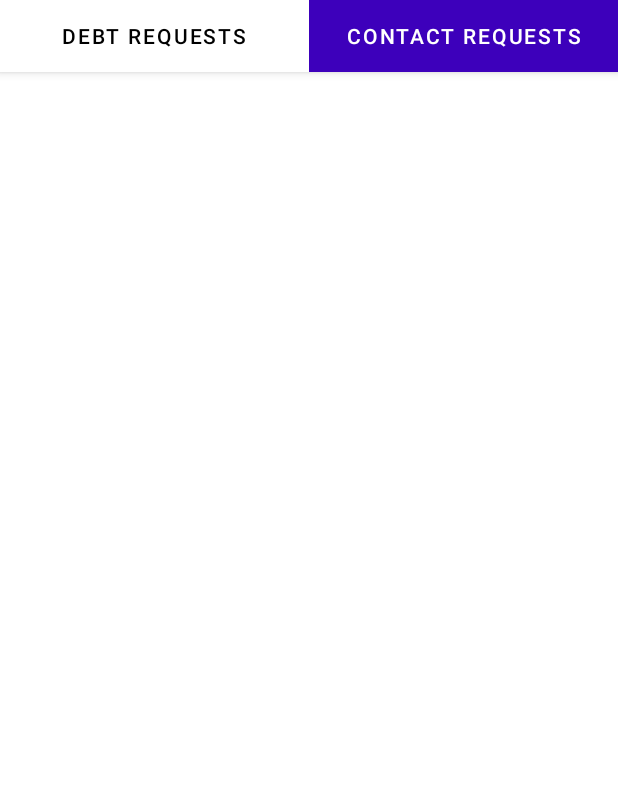
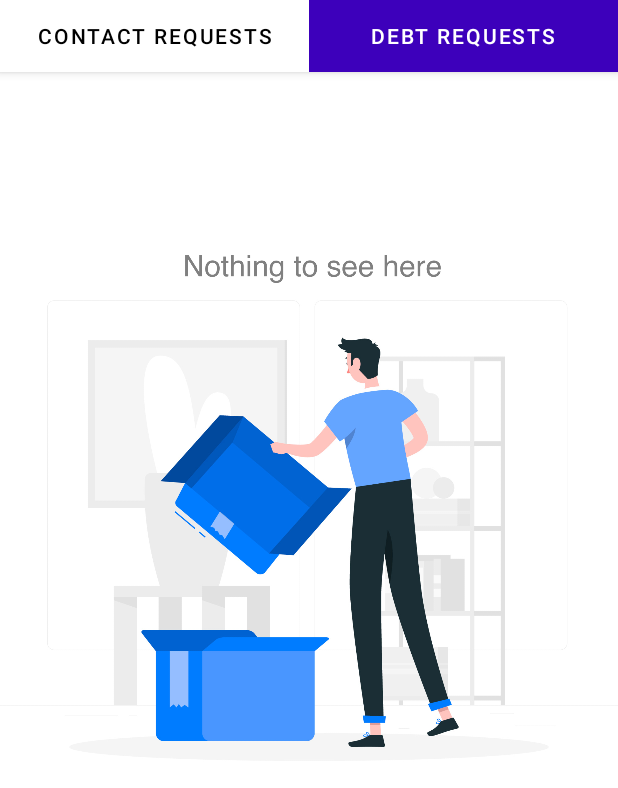
Before and after one commit to FatiGurqiti/Neutro, an Android app: the Notifications screen opened directly, with no data from a screen before it, on a phone screen of 412 x 824 dp. Shown: the top 788 px of the screen. Run offline under Robolectric (Android 15) with nearby library versions, the phone set to English and light mode, and no system bars; our stand-ins replace Firebase (no records; nobody signed in at launch, a user with empty details on screens opened directly).

Commit message:
Loads contact requests

```diff
--- /dev/null
+++ b/app/src/main/java/com/fdev/ode/flow/SharedViewModel.kt
@@ -0,0 +1,30 @@
+package com.fdev.ode.flow
+
+import android.util.Log
+import androidx.lifecycle.LifecycleOwner
+import androidx.lifecycle.MutableLiveData
+import androidx.lifecycle.Observer
+import androidx.lifecycle.ViewModel
+import com.google.firebase.firestore.DocumentReference
+import com.google.firebase.firestore.ktx.firestore
+import com.google.firebase.ktx.Firebase
+
+
+class SharedViewModel : ViewModel() {
+
+    private val db = Firebase.firestore
+
+    val username: MutableLiveData<String> by lazy {
+        MutableLiveData<String>()
+    }
+
+    fun usernameQuerry(mail: String,lifecycleOwner: LifecycleOwner) {
+        val docRef: DocumentReference = db.collection("Users").document(mail)
+        docRef.get()
+            .addOnSuccessListener { document ->
+                if (document.data != null) {
+                    username.value = document.get("username") as String
+                }
+            }
+    }
+}
--- a/app/src/main/java/com/fdev/ode/flow/main/MainActivity.kt
+++ b/app/src/main/java/com/fdev/ode/flow/main/MainActivity.kt
@@ -11,6 +11,7 @@ import androidx.lifecycle.ViewModelProvider
 import androidx.viewpager2.widget.ViewPager2.OnPageChangeCallback
 import com.fdev.ode.BaseClass
 import com.fdev.ode.R
+import com.fdev.ode.flow.SharedViewModel
 import com.fdev.ode.flow.notifications.Notifications
 import com.fdev.ode.flow.fragments.FragmentAdapter
 import com.fdev.ode.flow.profile.Profile
@@ -27,6 +28,7 @@ class MainActivity : AppCompatActivity() {
     private val baseClass = BaseClass()
     private val user = Firebase.auth.currentUser
     lateinit var viewModel: MainViewModel
+    lateinit var sharedViewModel: SharedViewModel
     private val toast = Toasts()
 
     override fun onCreate(savedInstanceState: Bundle?) {
@@ -34,6 +36,7 @@ class MainActivity : AppCompatActivity() {
         setContentView(R.layout.activity_main)
 
         viewModel = ViewModelProvider(this)[MainViewModel::class.java]
+        sharedViewModel = ViewModelProvider(this)[SharedViewModel::class.java]
         viewModel.ifHasNotification(notificationsBtn)
         val fragmentAdapter = FragmentAdapter(supportFragmentManager, lifecycle)
         viewPager2.adapter = fragmentAdapter
@@ -166,6 +169,7 @@ class MainActivity : AppCompatActivity() {
                 mainActivityProgressBar?.visibility = View.VISIBLE
                 //Add this to your Contact
                 if (contactMail != userMail) {
+                    //sharedViewModel.usernameQuerry(contactMai
                     viewModel.ifContactExist(contactMail, applicationContext)
 
                     viewModel.closeContactCard.observe(this, Observer {
--- a/app/src/main/java/com/fdev/ode/flow/notifications/fragments/SectionsPagerAdapter.kt
+++ b/app/src/main/java/com/fdev/ode/flow/notifications/fragments/SectionsPagerAdapter.kt
@@ -5,23 +5,24 @@ import androidx.fragment.app.Fragment
 import androidx.fragment.app.FragmentManager
 import androidx.fragment.app.FragmentPagerAdapter
 import com.fdev.ode.R
+import com.fdev.ode.flow.notifications.fragments.contact.ContactRequests
+import com.fdev.ode.flow.notifications.fragments.debt.DebtRequests
 
 private val TAB_TITLES = arrayOf(
     R.string.tab_text_1,
     R.string.tab_text_2
 )
-
-/**
- * A [FragmentPagerAdapter] that returns a fragment corresponding to
- * one of the sections/tabs/pages.
- */
 class SectionsPagerAdapter(private val context: Context, fm: FragmentManager) :
     FragmentPagerAdapter(fm) {
 
     override fun getItem(position: Int): Fragment {
-        // getItem is called to instantiate the fragment for the given page.
-        // Return a PlaceholderFragment (defined as a static inner class below).
-        return PlaceholderFragment.newInstance(position + 1)
+
+        //This makes no sense at all. But it works
+        return when (position) {
+            1 -> DebtRequests()
+            2 -> DebtRequests()
+            else -> ContactRequests()
+        }
     }
 
     override fun getPageTitle(position: Int): CharSequence? {
--- a/app/src/main/java/com/fdev/ode/flow/notifications/NotificationsViewModel.kt
+++ b/app/src/main/java/com/fdev/ode/flow/notifications/fragments/contact/ContactRequestsViewModel.kt
@@ -1,19 +1,63 @@
-package com.fdev.ode.flow.notifications
+package com.fdev.ode.flow.notifications.fragments.contact
 
+import android.util.Log
 import androidx.lifecycle.MutableLiveData
 import androidx.lifecycle.ViewModel
+import androidx.lifecycle.asFlow
+import androidx.lifecycle.viewModelScope
 import com.google.firebase.auth.ktx.auth
 import com.google.firebase.firestore.DocumentReference
 import com.google.firebase.firestore.ktx.firestore
 import com.google.firebase.ktx.Firebase
+import kotlinx.coroutines.flow.collect
+import kotlinx.coroutines.launch
 
-class NotificationsViewModel : ViewModel() {
+class ContactRequestsViewModel : ViewModel() {
 
     private val db = Firebase.firestore
     private val user = Firebase.auth.currentUser
 
     val refresh: MutableLiveData<Boolean> by lazy {
         MutableLiveData<Boolean>()
+    }
+
+    val contactMail: MutableLiveData<ArrayList<String>> by lazy {
+        MutableLiveData<ArrayList<String>>()
+    }
+
+    val username = ArrayList<String>()
+    val contactUsername: MutableLiveData<ArrayList<String>> by lazy {
+        MutableLiveData<ArrayList<String>>()
+    }
+    val contactDate: MutableLiveData<ArrayList<String>> by lazy {
+        MutableLiveData<ArrayList<String>>()
+    }
+
+    init{
+        val docRef: DocumentReference = db.collection("ContactRequests").document(user?.email.toString())
+        docRef.get()
+            .addOnSuccessListener { document ->
+                if (document.data != null) {
+                    contactMail.value = document.get("mail") as ArrayList<String>
+                    contactDate.value = document.get("date") as ArrayList<String>
+                }
+            }
+
+        viewModelScope.launch{
+        contactMail.asFlow().collect {
+            for (i in it.indices)
+            {
+                val docRef: DocumentReference = db.collection("Users").document(it[i])
+                docRef.get()
+                    .addOnSuccessListener { document ->
+                        if (document.data != null) {
+                            username.add((document.get("username") as String))
+                            contactUsername.value = username
+                        }
+                    }
+            }
+        }
+        }
     }
 
 
--- /dev/null
+++ b/app/src/main/java/com/fdev/ode/flow/notifications/fragments/debt/DebtRequests.kt
@@ -0,0 +1,32 @@
+package com.fdev.ode.flow.notifications.fragments.debt
+
+import androidx.lifecycle.ViewModelProvider
+import android.os.Bundle
+import androidx.fragment.app.Fragment
+import android.view.LayoutInflater
+import android.view.View
+import android.view.ViewGroup
+import com.fdev.ode.R
+
+class DebtRequests : Fragment() {
+
+    companion object {
+        fun newInstance() = DebtRequests()
+    }
+
+    private lateinit var viewModel: DebtRequestsViewModel
+
+    override fun onCreateView(
+        inflater: LayoutInflater, container: ViewGroup?,
+        savedInstanceState: Bundle?
+    ): View? {
+        return inflater.inflate(R.layout.debt_requests_fragment, container, false)
+    }
+
+    override fun onActivityCreated(savedInstanceState: Bundle?) {
+        super.onActivityCreated(savedInstanceState)
+        viewModel = ViewModelProvider(this)[DebtRequestsViewModel::class.java]
+        // TODO: Use the ViewModel
+    }
+
+}
--- /dev/null
+++ b/app/src/main/java/com/fdev/ode/flow/notifications/fragments/debt/DebtRequestsViewModel.kt
@@ -0,0 +1,7 @@
+package com.fdev.ode.flow.notifications.fragments.debt
+
+import androidx.lifecycle.ViewModel
+
+class DebtRequestsViewModel : ViewModel() {
+    // TODO: Implement the ViewModel
+}
--- /dev/null
+++ b/app/src/main/res/layout/contact_requests_fragment.xml
@@ -0,0 +1,35 @@
+<?xml version="1.0" encoding="utf-8"?>
+<FrameLayout xmlns:android="http://schemas.android.com/apk/res/android"
+    xmlns:tools="http://schemas.android.com/tools"
+    android:layout_width="match_parent"
+    android:layout_height="match_parent"
+    tools:context=".flow.notifications.fragments.contact.ContactRequests">
+
+    <ImageView
+        android:id="@+id/contactRequestEmpty"
+        android:layout_width="match_parent"
+        android:layout_height="match_parent"
+        android:src="@drawable/nothing"
+        android:layout_marginBottom="150dp"/>
+
+
+    <ScrollView
+        android:layout_width="match_parent"
+        android:layout_height="match_parent"
+        android:layout_alignParentTop="true"
+        android:layout_alignParentBottom="true"
+        android:layout_centerVertical="true"
+        android:paddingTop="30dp"
+        android:paddingBottom="10dp">
+
+        <RelativeLayout
+            android:id="@+id/contactRequestLayout"
+            android:layout_width="wrap_content"
+            android:layout_height="wrap_content"
+            android:orientation="vertical"
+            >
+
+        </RelativeLayout>
+    </ScrollView>
+
+</FrameLayout>
--- a/app/src/main/res/values/strings.xml
+++ b/app/src/main/res/values/strings.xml
@@ -101,6 +101,6 @@
         "when a user tries to pick up one of cards.\n\n"
     </string>
     <string name="title_activity_notifications">Notifications</string>
-    <string name="tab_text_1">Debt Requests</string>
-    <string name="tab_text_2">Contact Requests</string>
+    <string name="tab_text_1">Contact Requests</string>
+    <string name="tab_text_2">Debt Requests</string>
 </resources>
```
Also changed, not shown: app/src/main/java/com/fdev/ode/flow/fragments/Recivements_Fragment.kt (+3 -4 lines), app/src/main/java/com/fdev/ode/flow/main/MainViewModel.kt (+20 -5 lines), app/src/main/java/com/fdev/ode/flow/notifications/fragments/contact/ContactRequests.kt (added, +189 -0 lines), app/src/main/res/layout/debt_requests_fragment.xml (added, +36 -0 lines), app/src/main/res/drawable/approve.png (added), app/src/main/res/drawable/deny.png (added), app/src/main/res/drawable/nothing.png (added).
